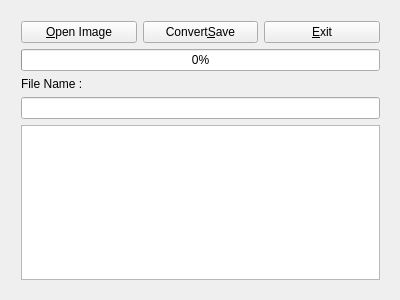
Before: the Qt Designer form mainwindow.ui in Kenzo450D/AutoCrop, drawn with Qt 5.
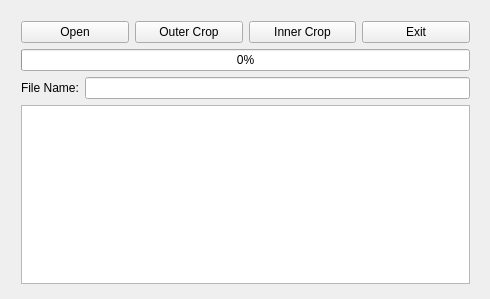
After: the same form once the commit is applied.

Commit message: Created Separate Class

The edit to the form file:
```diff
--- a/mainwindow.ui
+++ b/mainwindow.ui
@@ -6,45 +6,51 @@
    <rect>
     <x>0</x>
     <y>0</y>
-    <width>400</width>
-    <height>300</height>
+    <width>490</width>
+    <height>299</height>
    </rect>
   </property>
   <property name="windowTitle">
    <string>MainWindow</string>
   </property>
   <widget class="QWidget" name="centralWidget">
-   <widget class="QStackedWidget" name="">
+   <widget class="QWidget" name="">
     <property name="geometry">
      <rect>
       <x>10</x>
       <y>10</y>
-      <width>381</width>
-      <height>281</height>
+      <width>471</width>
+      <height>285</height>
      </rect>
     </property>
-    <widget class="QWidget" name="Page1" native="true">
      <layout class="QVBoxLayout" name="verticalLayout">
       <item>
        <layout class="QHBoxLayout" name="horizontalLayout">
         <item>
          <widget class="QPushButton" name="pushButton">
           <property name="text">
-           <string>&amp;Open Image</string>
+          <string>Open</string>
           </property>
          </widget>
         </item>
         <item>
          <widget class="QPushButton" name="pushButton_2">
           <property name="text">
-           <string>Convert&amp;Save</string>
+          <string>Outer Crop</string>
           </property>
          </widget>
         </item>
         <item>
          <widget class="QPushButton" name="pushButton_3">
           <property name="text">
-           <string>&amp;Exit</string>
+          <string>Inner Crop</string>
+         </property>
+        </widget>
+       </item>
+       <item>
+        <widget class="QPushButton" name="pushButton_4">
+         <property name="text">
+          <string>Exit</string>
           </property>
          </widget>
         </item>
@@ -58,20 +64,23 @@
        </widget>
       </item>
       <item>
+      <layout class="QHBoxLayout" name="horizontalLayout_2">
+       <item>
        <widget class="QLabel" name="label">
         <property name="text">
-         <string>File Name :</string>
+          <string>File Name:</string>
         </property>
        </widget>
       </item>
       <item>
        <widget class="QLineEdit" name="lineEdit"/>
       </item>
+      </layout>
+     </item>
       <item>
        <widget class="QTextEdit" name="textEdit"/>
       </item>
      </layout>
-    </widget>
    </widget>
   </widget>
  </widget>
```
Lines whose indentation alone changed are shown as unchanged. The commit also changes 6 other files.
